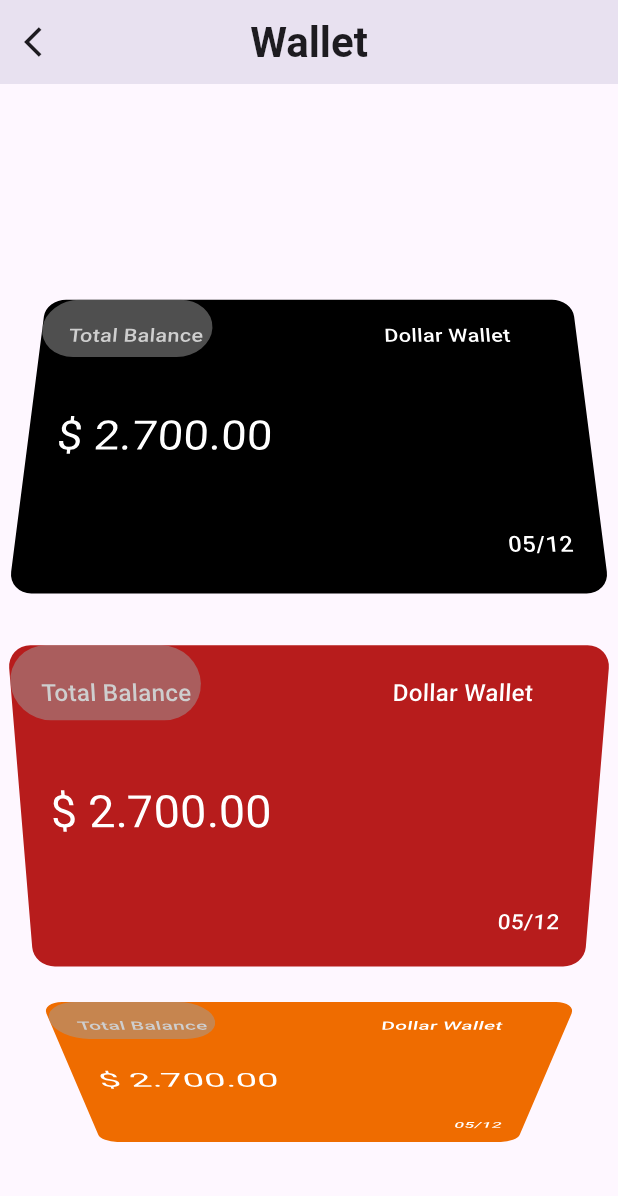
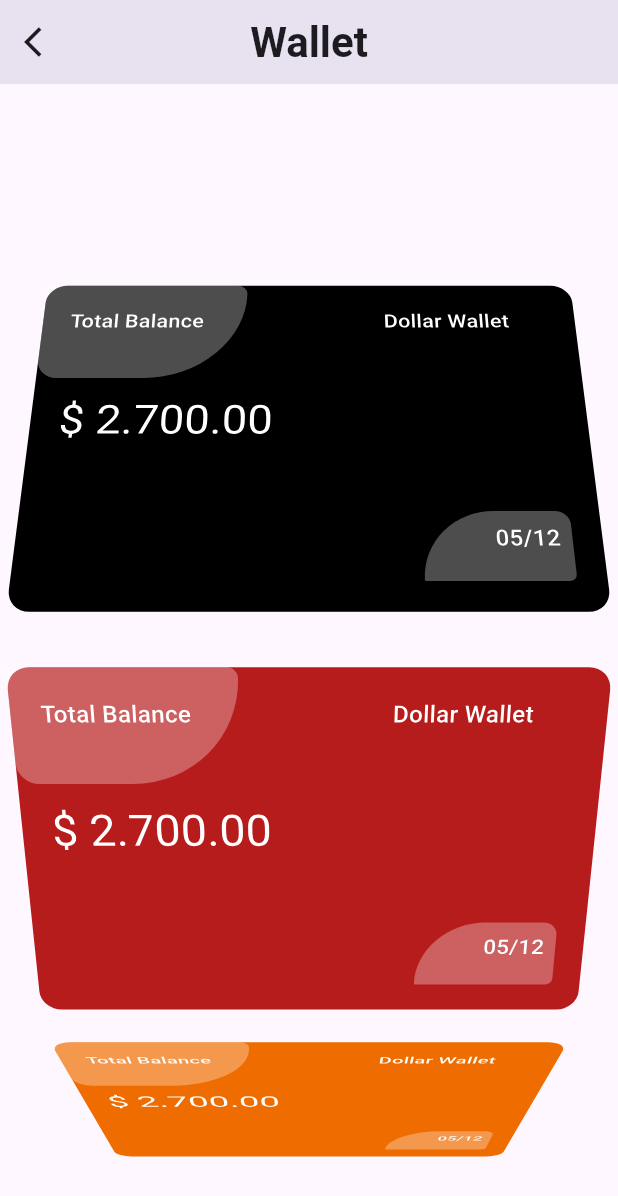
Before and after one commit to alyfadhel/wallet, a Flutter app: the screen it shows after launch, on a phone screen of 412 x 824 dp. Shown: the top 1196 px of the screen. Run offline on Flutter 3.47's test engine with Material 3 defaults, Android fonts, the phone set to English and light mode, and no system bars; our stand-ins replace local_auth.

Commit message:
finish ui

```diff
--- a/lib/modules/home/home_screen.dart
+++ b/lib/modules/home/home_screen.dart
@@ -60,6 +60,7 @@ class HomeScreen extends StatelessWidget {
                           10.0,
                         ),
                       ),
+                      clipBehavior: Clip.none,
                       widget: Padding(
                         padding: const EdgeInsets.symmetric(
                           vertical: 20.0,
@@ -196,6 +197,7 @@ class HomeScreen extends StatelessWidget {
                           10.0,
                         ),
                       ),
+                      clipBehavior: Clip.none,
                       widget: Padding(
                         padding: const EdgeInsets.symmetric(
                           vertical: 20.0,
--- a/lib/modules/my_card/card_screen.dart
+++ b/lib/modules/my_card/card_screen.dart
@@ -1,3 +1,4 @@
+import 'package:flutter/cupertino.dart';
 import 'package:flutter/material.dart';
 import 'package:wallet/modules/auth_page/auth_screen.dart';
 import 'package:wallet/widgets/my_container.dart';
@@ -26,7 +27,7 @@ class CardScreen extends StatelessWidget {
         ),
       ),
       body: ListWheelScrollView(
-        itemExtent: 250,
+        itemExtent: 275,
         controller: controller,
         children: List.generate(
           5,
@@ -65,6 +66,7 @@ Widget buildCardList(context, int index) {
               ),
               color: chooseColor[index],
             ),
+            clipBehavior: Clip.none,
             widget: Padding(
               padding: const EdgeInsets.all(20.0),
               child: Column(
@@ -107,28 +109,66 @@ Widget buildCardList(context, int index) {
                   const SizedBox(
                     height: 50.0,
                   ),
-                  Align(
+                  Stack(
                     alignment: AlignmentDirectional.topEnd,
-                    child: Text(
-                      '05/12',
-                      style: Theme.of(context).textTheme.titleMedium!.copyWith(
-                            color: Colors.white,
+                    children: [
+                      Align(
+                        alignment: AlignmentDirectional.bottomEnd,
+                        child: Padding(
+                          padding: const EdgeInsets.all(8.0),
+                          child: Text(
+                            '05/12',
+                            style: Theme.of(context).textTheme.titleMedium!.copyWith(
+                                  color: Colors.white,
+                                ),
                           ),
-                    ),
+                        ),
+                      ),
+                      Container(
+                        alignment: Alignment.topCenter,
+                        height: 50,
+                        width: 100,
+                        decoration: BoxDecoration(
+                          borderRadius: const BorderRadius.only(
+                            topLeft: Radius.circular(500),
+                            topRight: Radius.circular(100),
+                            bottomLeft: Radius.circular(10),
+                            bottomRight: Radius.circular(50),
+                          ),
+                          gradient: LinearGradient(
+                            begin: FractionalOffset.topLeft,
+                            end: FractionalOffset.bottomRight,
+                            colors: [
+                              Colors.white.withOpacity(.3),
+                              Colors.white.withOpacity(.3)
+                            ],
+                          ),
+                        ),
+                      )
+                    ],
                   ),
                 ],
               ),
             ),
           ),
-          MyContainer(
-            width: 125,
-            height: 50,
+          Container(
+            alignment: Alignment.topCenter,
+            height: 80,
+            width: 150,
             decoration: BoxDecoration(
-              color: Colors.grey.withOpacity(
-                .5,
+              borderRadius: const BorderRadius.only(
+                topLeft: Radius.circular(10),
+                topRight: Radius.circular(50),
+                bottomLeft: Radius.circular(100),
+                bottomRight: Radius.circular(500),
               ),
-              borderRadius: BorderRadius.circular(
-                50,
+              gradient: LinearGradient(
+                begin: FractionalOffset.topLeft,
+                end: FractionalOffset.fromOffsetAndRect(Offset(50, 20), Rect.largest),
+                colors: [
+                  Colors.white.withOpacity(.3),
+                  Colors.white.withOpacity(.3),
+                ],
               ),
             ),
           ),
--- a/lib/widgets/my_container.dart
+++ b/lib/widgets/my_container.dart
@@ -5,13 +5,15 @@ class MyContainer extends StatelessWidget {
   final double? height;
   final Decoration decoration;
   final Widget? widget;
+  final Clip clipBehavior;
 
   const MyContainer({
     super.key,
     this.width = double.infinity,
     this.height,
     required this.decoration,
-    this.widget
+    this.widget,
+    required this.clipBehavior,
   });
 
   @override
@@ -20,6 +22,7 @@ class MyContainer extends StatelessWidget {
       width: width,
       height: height,
       decoration: decoration,
+      clipBehavior: clipBehavior,
       child: widget,
     );
   }
```
